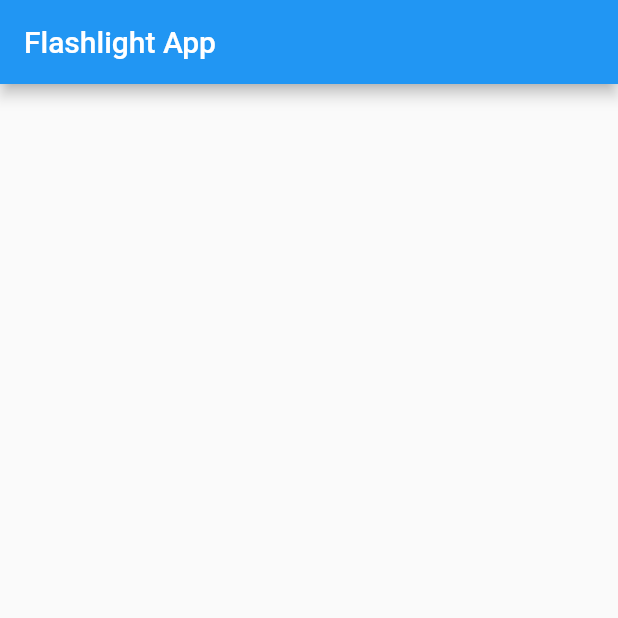
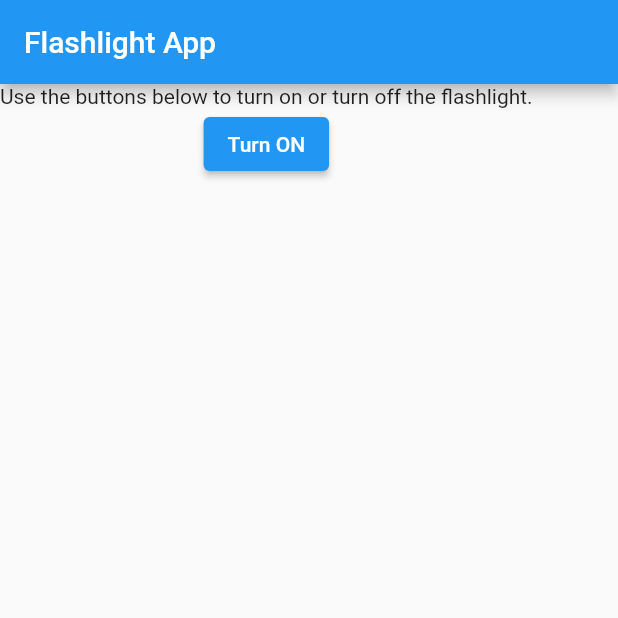
Before and after one commit to lecfy/flashlightapp, a Flutter app: the screen it shows after launch, on a phone screen of 412 x 824 dp, the top half of it. Run offline on Flutter 3.47's test engine with Material 2 defaults, Android fonts, the phone set to English and light mode, and no system bars; missing offline and left inert: flashlight.

Commit message:
add turn on button

```diff
--- a/lib/main.dart
+++ b/lib/main.dart
@@ -42,6 +42,12 @@ class _MyHomePageState extends State<MyHomePage> {
       appBar: AppBar(
         title: Text('Flashlight App'),
       ),
+      body: Column(children: [
+        Text('Use the buttons below to turn on or turn off the flashlight.'),
+        ElevatedButton(onPressed: (){
+          Flashlight.lightOn();
+        }, child: const Text("Turn ON"))
+      ],),
     );
   }
 }
```
